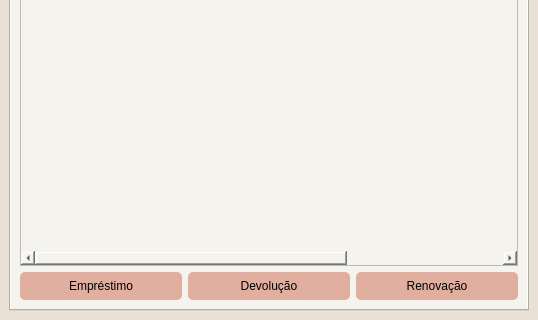
This is ui/main_ui.ui in ThielG/Projeto_Final_Desenvolvimento_Desktop as Qt 5 draws it before an edit; both pictures show x 0 to 538 and y 268 to 588 of the 538 by 588 pixel window. The edited form follows.
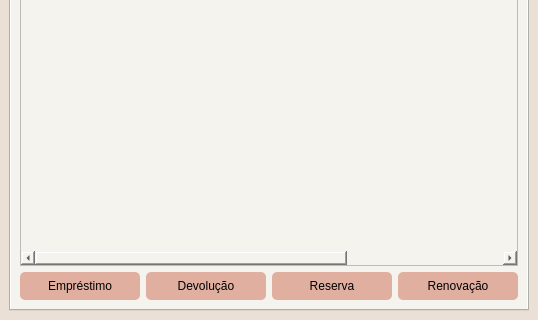
This is the edited form. Icons and pictures are not drawn.

```diff
--- a/ui/main_ui.ui
+++ b/ui/main_ui.ui
@@ -269,6 +269,29 @@
                 </property>
                </widget>
               </item>
+              <item>
+               <widget class="QPushButton" name="btn_reserva">
+                <property name="cursor">
+                 <cursorShape>PointingHandCursor</cursorShape>
+                </property>
+                <property name="styleSheet">
+                 <string notr="true">QPushButton {
+background-color: #e0afa0;
+font: 12pt &quot;Calibri&quot;;
+border: none;
+border-radius: 5px;
+padding: 7px 0;
+}
+
+QPushButton:hover {
+background-color:  #ca9e90;
+}</string>
+                </property>
+                <property name="text">
+                 <string>Reserva</string>
+                </property>
+               </widget>
+              </item>
               <item>
                <widget class="QPushButton" name="btn_renovacao">
                 <property name="cursor">
```
Left out of the diff: 31 changed lines with no effect on the pictures.
